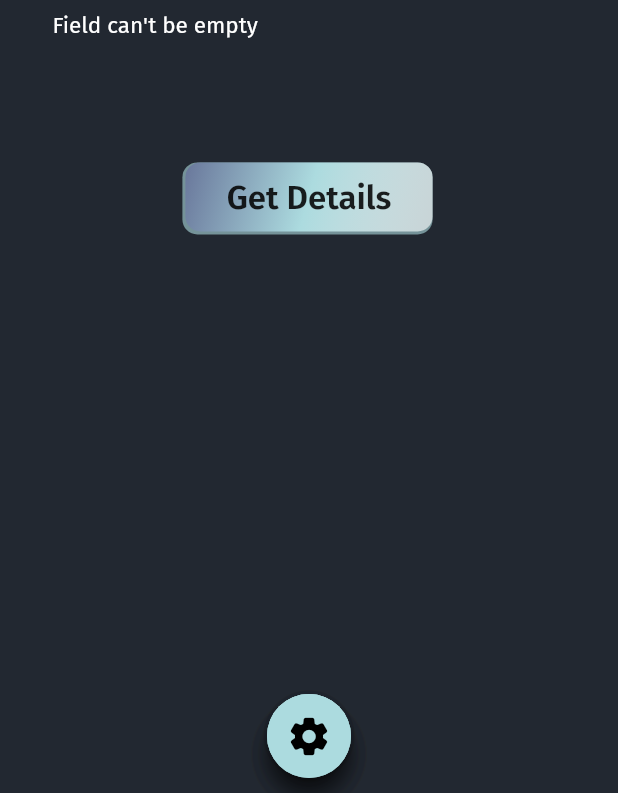
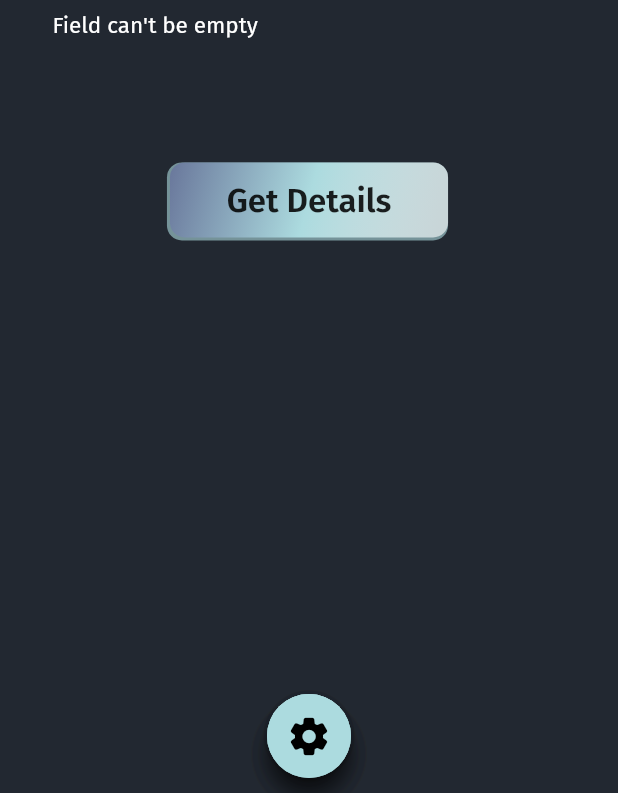
Before and after one commit to niloysikdar/CodeChef-Peek, a Flutter app: the screen it shows after launch, after a tap on "Get Details", on a phone screen of 412 x 824 dp, the part 443-1236 px from its top. Run offline on Flutter 3.47's test engine with Material 2 defaults, Android fonts, the phone set to English and light mode, and no system bars; our stand-ins replace animated_text_kit, flutter_spinkit, google_fonts, percent_indicator, rflutter_alert, share and 1 more.

Commit message:
Minor Changes

```diff
--- a/lib/screens/favusers_screen.dart
+++ b/lib/screens/favusers_screen.dart
@@ -148,7 +148,7 @@ class _FavouriteScreenState extends State<FavouriteScreen> {
                       ),
                       SizedBox(height: 6),
                       Text(
-                        "View ➜",
+                        "View  ➜",
                         style: TextStyle(
                           fontSize: 20,
                           color: kwhite,
--- a/lib/screens/homepage.dart
+++ b/lib/screens/homepage.dart
@@ -100,7 +100,7 @@ class _HomePageState extends State<HomePage> {
     );
   }
 
-  serchUser() async {
+  void serchUser() async {
     if (_formKey.currentState.validate()) {
       setState(() {
         isSearching = true;
@@ -142,8 +142,8 @@ class _HomePageState extends State<HomePage> {
         serchUser();
       },
       child: Container(
-        padding: EdgeInsets.all(10.0),
-        width: size.width * 0.4,
+        padding: EdgeInsets.symmetric(vertical: 12, horizontal: 6),
+        width: size.width * 0.45,
         decoration: BoxDecoration(
           borderRadius: BorderRadius.circular(10),
           gradient: LinearGradient(
@@ -167,6 +167,7 @@ class _HomePageState extends State<HomePage> {
         child: Center(
           child: Text(
             "Get Details",
+            textAlign: TextAlign.center,
             style: TextStyle(
               fontSize: 22,
               color: Colors.black87,
--- a/lib/screens/userscreen.dart
+++ b/lib/screens/userscreen.dart
@@ -44,7 +44,7 @@ class _UserScreenState extends State<UserScreen> {
     }
   }
 
-  removeFromFab() {
+  void removeFromFab() {
     Alert(
       context: context,
       type: AlertType.info,
@@ -60,7 +60,7 @@ class _UserScreenState extends State<UserScreen> {
         descStyle: TextStyle(color: Colors.white70),
       ),
       title: "Sorry",
-      desc: "Kindly Remove from Favourite Section",
+      desc: "Please remove from Favourite Section",
       buttons: [
         DialogButton(
           child: Text(
@@ -78,7 +78,7 @@ class _UserScreenState extends State<UserScreen> {
     ).show();
   }
 
-  addToFab() {
+  void addToFab() {
     FavouriteUser favouriteUser = FavouriteUser(
       name: widget.userModel.userDetails.name,
       username: widget.userModel.userDetails.username,
--- a/lib/widgets/radial_menubar.dart
+++ b/lib/widgets/radial_menubar.dart
@@ -75,7 +75,7 @@ class RadialAnimation extends StatelessWidget {
   final Animation<double> rotation;
 
   final String shareLink =
-      "View Codechef Users' stats anonymously with just one click. Download now: https://play.google.com/store/apps/details?id=com.codechef.peek.android";
+      "Now CodeChef User stats are just a click away! Anonymously view a programmer's profile data with this App. Download now: https://play.google.com/store/apps/details?id=com.codechef.peek.android";
 
   build(context) {
     return AnimatedBuilder(
```
